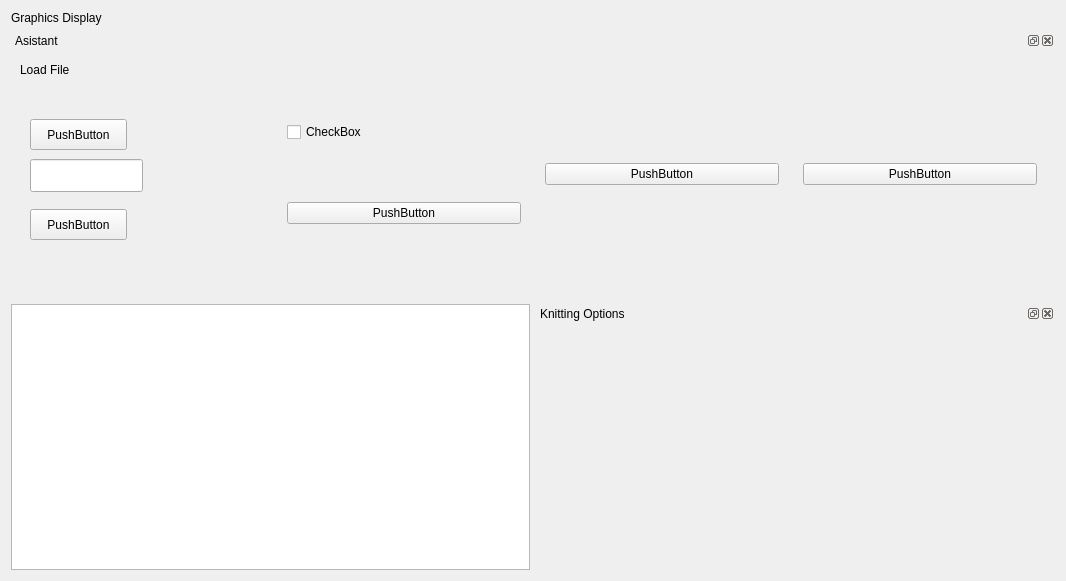
The window that software/python/ayab/ayab_gui.ui (AllYarnsAreBeautiful/ayab-desktop) describes before a commit, drawn with Qt 5.
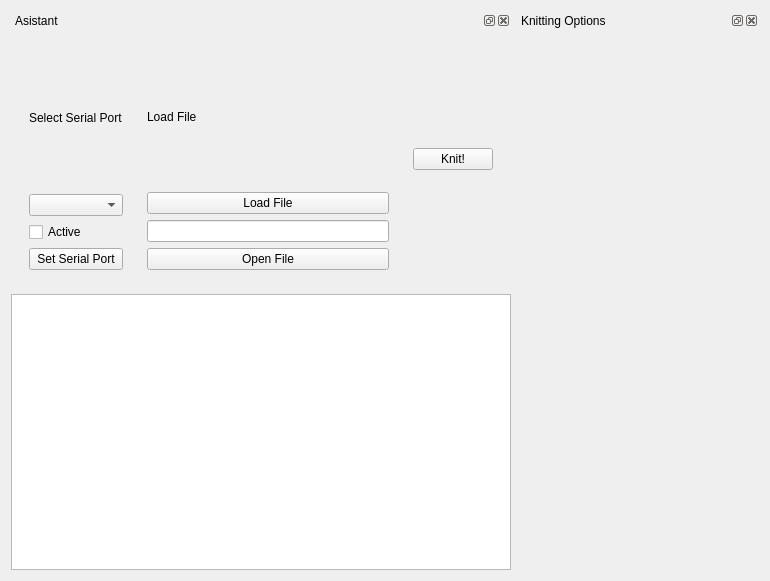
The same window after the commit.

Commit message: reordered layout and added button names

```diff
--- a/software/python/ayab/ayab_gui.ui
+++ b/software/python/ayab/ayab_gui.ui
@@ -6,7 +6,7 @@
    <rect>
     <x>0</x>
     <y>0</y>
-    <width>1066</width>
+    <width>770</width>
     <height>581</height>
    </rect>
   </property>
@@ -14,7 +14,7 @@
    <string>All Yarns Are Beautiful</string>
   </property>
   <layout class="QGridLayout" name="gridLayout">
-   <item row="4" column="1">
+   <item row="2" column="1" rowspan="2">
     <widget class="QDockWidget" name="knitting_options_dock">
      <property name="windowTitle">
       <string>Knitting Options</string>
@@ -22,7 +22,7 @@
      <widget class="QWidget" name="dockWidgetContents_2"/>
     </widget>
    </item>
-   <item row="4" column="0">
+   <item row="3" column="0">
     <layout class="QHBoxLayout" name="horizontalLayout_2">
      <item>
       <widget class="QGraphicsView" name="graphicsView"/>
@@ -30,13 +30,6 @@
     </layout>
    </item>
    <item row="2" column="0">
-    <widget class="QLabel" name="label">
-     <property name="text">
-      <string>Graphics Display</string>
-     </property>
-    </widget>
-   </item>
-   <item row="3" column="0" colspan="2">
     <widget class="QDockWidget" name="assistant_dock">
      <property name="sizePolicy">
       <sizepolicy hsizetype="Expanding" vsizetype="Preferred">
@@ -46,8 +39,8 @@
      </property>
      <property name="minimumSize">
       <size>
-       <width>391</width>
-       <height>173</height>
+       <width>500</width>
+       <height>195</height>
       </size>
      </property>
      <property name="acceptDrops">
@@ -58,73 +51,30 @@
      </property>
      <widget class="QWidget" name="dockWidgetContents">
       <layout class="QHBoxLayout" name="horizontalLayout">
-       <item>
-        <widget class="QWidget" name="widget_4" native="true">
-         <widget class="QLabel" name="label_2">
-          <property name="geometry">
-           <rect>
-            <x>0</x>
-            <y>0</y>
-            <width>66</width>
-            <height>21</height>
-           </rect>
-          </property>
-          <property name="text">
-           <string>Load File</string>
-          </property>
-         </widget>
-         <widget class="QPushButton" name="pushButton">
-          <property name="geometry">
-           <rect>
-            <x>10</x>
-            <y>150</y>
-            <width>97</width>
-            <height>31</height>
-           </rect>
-          </property>
-          <property name="text">
-           <string>PushButton</string>
-          </property>
-         </widget>
-         <widget class="QLineEdit" name="lineEdit">
-          <property name="geometry">
-           <rect>
-            <x>10</x>
-            <y>100</y>
-            <width>113</width>
-            <height>33</height>
-           </rect>
-          </property>
-         </widget>
-         <widget class="QPushButton" name="pushButton_5">
-          <property name="geometry">
-           <rect>
-            <x>10</x>
-            <y>60</y>
-            <width>97</width>
-            <height>31</height>
-           </rect>
-          </property>
-          <property name="text">
-           <string>PushButton</string>
-          </property>
-         </widget>
-        </widget>
-       </item>
        <item>
         <widget class="QWidget" name="widget" native="true">
          <layout class="QVBoxLayout" name="verticalLayout">
+          <item>
+           <widget class="QLabel" name="label_3">
+            <property name="text">
+             <string>Select Serial Port</string>
+            </property>
+           </widget>
+          </item>
+          <item>
+           <widget class="QComboBox" name="comboBox"/>
+          </item>
           <item>
            <widget class="QCheckBox" name="checkBox">
             <property name="text">
-             <string>CheckBox</string>
+             <string>Active</string>
             </property>
            </widget>
           </item>
           <item>
            <widget class="QPushButton" name="pushButton_4">
             <property name="text">
-             <string>PushButton</string>
+             <string>Set Serial Port</string>
             </property>
            </widget>
           </item>
@@ -132,12 +82,29 @@
         </widget>
        </item>
        <item>
-        <widget class="QWidget" name="widget_2" native="true">
-         <layout class="QVBoxLayout" name="verticalLayout_2">
+        <widget class="QWidget" name="widget_4" native="true">
+         <layout class="QVBoxLayout" name="verticalLayout_4">
           <item>
-           <widget class="QPushButton" name="pushButton_2">
+           <widget class="QLabel" name="label_2">
             <property name="text">
-             <string>PushButton</string>
+             <string>Load File</string>
+            </property>
+           </widget>
+          </item>
+          <item>
+           <widget class="QPushButton" name="load_file_button">
+            <property name="text">
+             <string>Load File</string>
+            </property>
+           </widget>
+          </item>
+          <item>
+           <widget class="QLineEdit" name="filename_lineedit"/>
+          </item>
+          <item>
+           <widget class="QPushButton" name="open_file_button">
+            <property name="text">
+             <string>Open File</string>
             </property>
            </widget>
           </item>
@@ -150,7 +117,7 @@
           <item>
            <widget class="QPushButton" name="pushButton_3">
             <property name="text">
-             <string>PushButton</string>
+             <string>Knit!</string>
             </property>
            </widget>
           </item>
```
Left out of the diff: 4 changed lines with no effect on the pictures. The commit also changes 1 other file.
